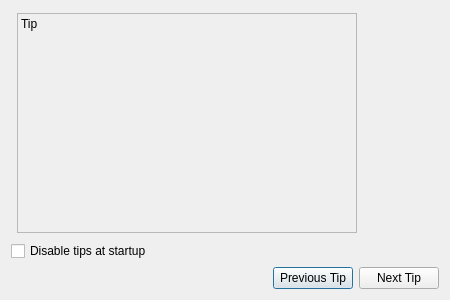
Qt form TipsDialog.ui (koalakoker/ogappm) before a commit.
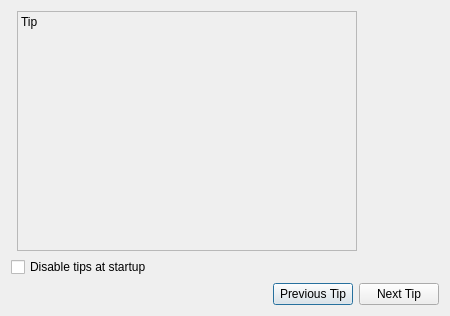
The same form after that commit. Icons and pictures are not drawn.

What changed in the file:
```diff
--- a/TipsDialog.ui
+++ b/TipsDialog.ui
@@ -7,7 +7,7 @@
     <x>0</x>
     <y>0</y>
     <width>450</width>
-    <height>300</height>
+    <height>303</height>
    </rect>
   </property>
   <property name="sizePolicy">
@@ -27,13 +27,13 @@
        <property name="minimumSize">
         <size>
          <width>340</width>
-         <height>220</height>
+         <height>240</height>
         </size>
        </property>
        <property name="maximumSize">
         <size>
          <width>340</width>
-         <height>220</height>
+         <height>240</height>
         </size>
        </property>
        <property name="frameShape">
```
